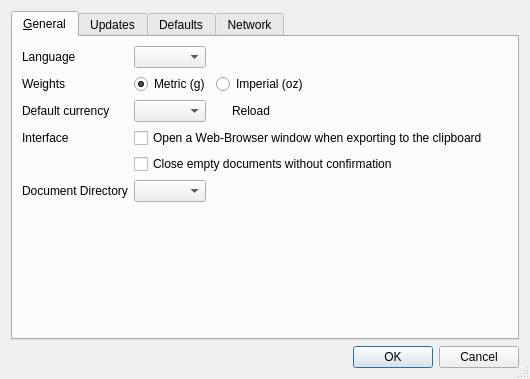
This is src/settingsdialog.ui in rgriebl/brickstore as Qt 5 draws it before an edit. The edited form follows.
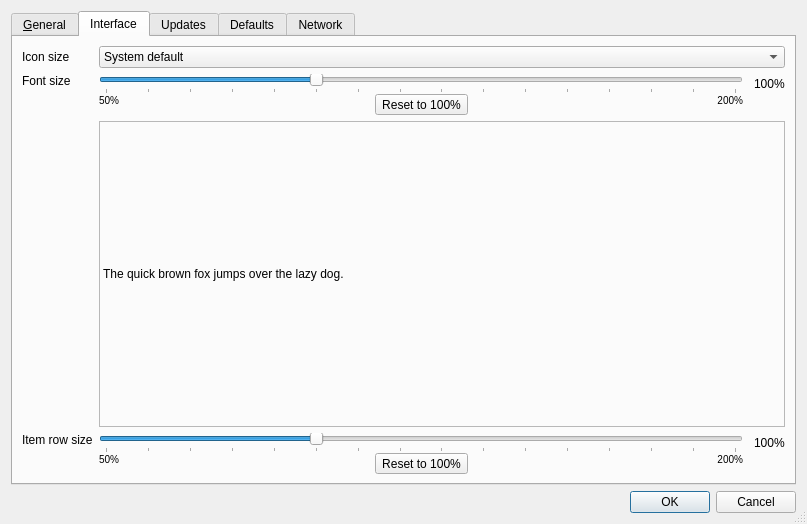
This is the edited form. The open tabs and pages were chosen to show the change. Icons and pictures are not drawn.

What changed in the file:
```diff
--- a/src/settingsdialog.ui
+++ b/src/settingsdialog.ui
@@ -6,8 +6,8 @@
    <rect>
     <x>0</x>
     <y>0</y>
-    <width>530</width>
-    <height>375</height>
+    <width>807</width>
+    <height>524</height>
    </rect>
   </property>
   <property name="windowTitle">
@@ -198,6 +198,249 @@
        </item>
       </layout>
      </widget>
+     <widget class="QWidget" name="interface">
+      <attribute name="title">
+       <string>Interface</string>
+      </attribute>
+      <layout class="QFormLayout" name="formLayout_5">
+       <item row="0" column="0">
+        <widget class="QLabel" name="label_15">
+         <property name="text">
+          <string>Icon size</string>
+         </property>
+        </widget>
+       </item>
+       <item row="0" column="1">
+        <widget class="QComboBox" name="w_icon_size">
+         <item>
+          <property name="text">
+           <string>System default</string>
+          </property>
+         </item>
+         <item>
+          <property name="text">
+           <string>Small</string>
+          </property>
+         </item>
+         <item>
+          <property name="text">
+           <string>Big</string>
+          </property>
+         </item>
+        </widget>
+       </item>
+       <item row="1" column="0">
+        <widget class="QLabel" name="label_14">
+         <property name="text">
+          <string>Font size</string>
+         </property>
+         <property name="alignment">
+          <set>Qt::AlignLeading|Qt::AlignLeft|Qt::AlignTop</set>
+         </property>
+        </widget>
+       </item>
+       <item row="1" column="1">
+        <layout class="QGridLayout" name="gridLayout">
+         <property name="horizontalSpacing">
+          <number>11</number>
+         </property>
+         <property name="verticalSpacing">
+          <number>0</number>
+         </property>
+         <item row="0" column="0" colspan="3">
+          <widget class="QSlider" name="w_font_size">
+           <property name="sizePolicy">
+            <sizepolicy hsizetype="Expanding" vsizetype="Fixed">
+             <horstretch>5</horstretch>
+             <verstretch>0</verstretch>
+            </sizepolicy>
+           </property>
+           <property name="minimum">
+            <number>5</number>
+           </property>
+           <property name="maximum">
+            <number>20</number>
+           </property>
+           <property name="singleStep">
+            <number>1</number>
+           </property>
+           <property name="pageStep">
+            <number>1</number>
+           </property>
+           <property name="value">
+            <number>10</number>
+           </property>
+           <property name="orientation">
+            <enum>Qt::Horizontal</enum>
+           </property>
+           <property name="tickPosition">
+            <enum>QSlider::TicksBelow</enum>
+           </property>
+           <property name="tickInterval">
+            <number>1</number>
+           </property>
+          </widget>
+         </item>
+         <item row="0" column="3">
+          <widget class="QLabel" name="w_font_size_percent">
+           <property name="sizePolicy">
+            <sizepolicy hsizetype="Fixed" vsizetype="Preferred">
+             <horstretch>0</horstretch>
+             <verstretch>0</verstretch>
+            </sizepolicy>
+           </property>
+           <property name="text">
+            <string notr="true">100%</string>
+           </property>
+          </widget>
+         </item>
+         <item row="1" column="0">
+          <widget class="QLabel" name="label_16">
+           <property name="text">
+            <string notr="true">&lt;small&gt;50%&lt;/small&gt;</string>
+           </property>
+           <property name="alignment">
+            <set>Qt::AlignLeading|Qt::AlignLeft|Qt::AlignTop</set>
+           </property>
+          </widget>
+         </item>
+         <item row="1" column="1">
+          <widget class="QToolButton" name="w_font_size_reset">
+           <property name="text">
+            <string>Reset to 100%</string>
+           </property>
+          </widget>
+         </item>
+         <item row="1" column="2">
+          <widget class="QLabel" name="label_17">
+           <property name="text">
+            <string notr="true">&lt;small&gt;200%&lt;/small&gt;</string>
+           </property>
+           <property name="alignment">
+            <set>Qt::AlignRight|Qt::AlignTop|Qt::AlignTrailing</set>
+           </property>
+          </widget>
+         </item>
+        </layout>
+       </item>
+       <item row="2" column="1">
+        <widget class="QLabel" name="w_font_example">
+         <property name="sizePolicy">
+          <sizepolicy hsizetype="MinimumExpanding" vsizetype="MinimumExpanding">
+           <horstretch>0</horstretch>
+           <verstretch>0</verstretch>
+          </sizepolicy>
+         </property>
+         <property name="frameShape">
+          <enum>QFrame::StyledPanel</enum>
+         </property>
+         <property name="frameShadow">
+          <enum>QFrame::Sunken</enum>
+         </property>
+         <property name="text">
+          <string>The quick brown fox jumps over the lazy dog.</string>
+         </property>
+         <property name="wordWrap">
+          <bool>true</bool>
+         </property>
+        </widget>
+       </item>
+       <item row="3" column="0">
+        <widget class="QLabel" name="label_18">
+         <property name="text">
+          <string>Item row size</string>
+         </property>
+         <property name="alignment">
+          <set>Qt::AlignLeading|Qt::AlignLeft|Qt::AlignTop</set>
+         </property>
+        </widget>
+       </item>
+       <item row="3" column="1">
+        <layout class="QGridLayout" name="gridLayout_2">
+         <property name="horizontalSpacing">
+          <number>11</number>
+         </property>
+         <property name="verticalSpacing">
+          <number>0</number>
+         </property>
+         <item row="0" column="0" colspan="3">
+          <widget class="QSlider" name="w_row_size">
+           <property name="sizePolicy">
+            <sizepolicy hsizetype="Expanding" vsizetype="Fixed">
+             <horstretch>5</horstretch>
+             <verstretch>0</verstretch>
+            </sizepolicy>
+           </property>
+           <property name="minimum">
+            <number>5</number>
+           </property>
+           <property name="maximum">
+            <number>20</number>
+           </property>
+           <property name="singleStep">
+            <number>1</number>
+           </property>
+           <property name="pageStep">
+            <number>1</number>
+           </property>
+           <property name="value">
+            <number>10</number>
+           </property>
+           <property name="orientation">
+            <enum>Qt::Horizontal</enum>
+           </property>
+           <property name="tickPosition">
+            <enum>QSlider::TicksBelow</enum>
+           </property>
+           <property name="tickInterval">
+            <number>1</number>
+           </property>
+          </widget>
+         </item>
+         <item row="0" column="3">
+          <widget class="QLabel" name="w_row_size_percent">
+           <property name="sizePolicy">
+            <sizepolicy hsizetype="Fixed" vsizetype="Preferred">
+             <horstretch>0</horstretch>
+             <verstretch>0</verstretch>
+            </sizepolicy>
+           </property>
+           <property name="text">
+            <string notr="true">100%</string>
+           </property>
+          </widget>
+         </item>
+         <item row="1" column="0">
+          <widget class="QLabel" name="label_19">
+           <property name="text">
+            <string notr="true">&lt;small&gt;50%&lt;/small&gt;</string>
+           </property>
+           <property name="alignment">
+            <set>Qt::AlignLeading|Qt::AlignLeft|Qt::AlignTop</set>
+           </property>
+          </widget>
+         </item>
+         <item row="1" column="1">
+          <widget class="QToolButton" name="w_row_size_reset">
+           <property name="text">
+            <string>Reset to 100%</string>
+           </property>
+          </widget>
+         </item>
+         <item row="1" column="2">
+          <widget class="QLabel" name="label_20">
+           <property name="text">
+            <string notr="true">&lt;small&gt;200%&lt;/small&gt;</string>
+           </property>
+           <property name="alignment">
+            <set>Qt::AlignRight|Qt::AlignTop|Qt::AlignTrailing</set>
+           </property>
+          </widget>
+         </item>
+        </layout>
+       </item>
+      </layout>
+     </widget>
      <widget class="QWidget" name="updates">
       <attribute name="title">
        <string>Updates</string>
```
Left out of the diff: 33 changed lines with no effect on the pictures.
